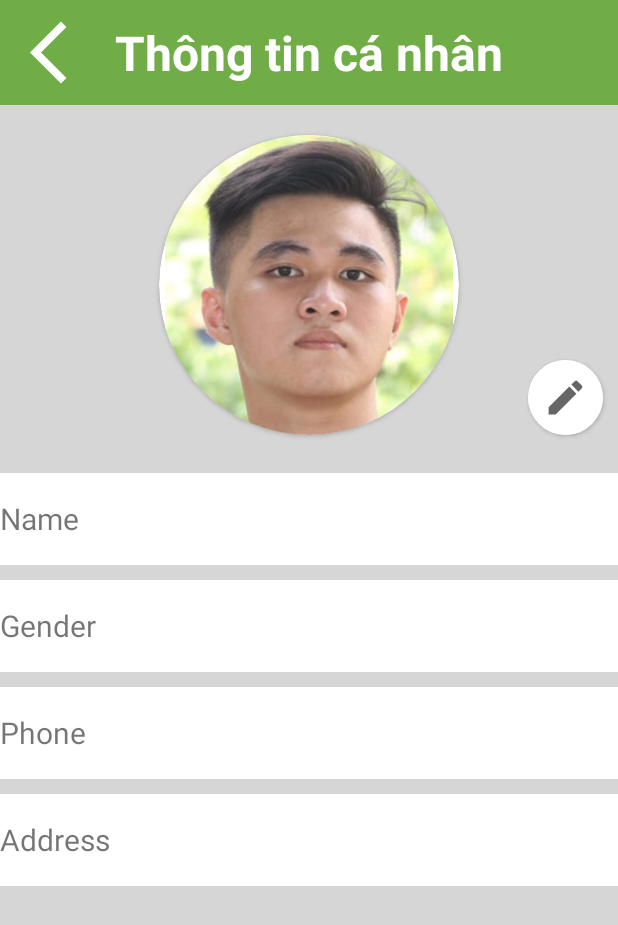
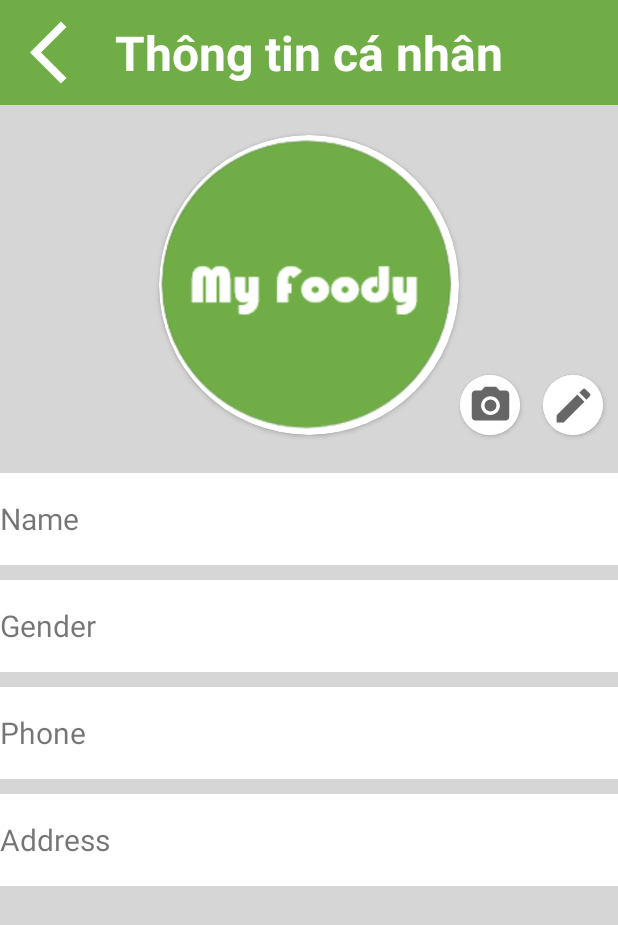
Before and after one commit to Pengi1806/MyFoody, an Android app: the ThongTinCaNhanActivity screen opened directly, with no data from a screen before it, on a phone screen of 412 x 824 dp. Shown: the top 925 px of the screen. Run offline under Robolectric (Android 15) with nearby library versions, the phone set to English and light mode, and no system bars.

Commit message:
Đã thao tác được với Blob (Photo)
Đã thao tác được với Blob (Photo)

```diff
--- a/app/src/main/AndroidManifest.xml
+++ b/app/src/main/AndroidManifest.xml
@@ -1,6 +1,8 @@
 <?xml version="1.0" encoding="utf-8"?>
 <manifest xmlns:android="http://schemas.android.com/apk/res/android"
     package="hcmute.edu.vn.myfoody">
+
+    <uses-permission android:name="android.permission.READ_EXTERNAL_STORAGE"/>
 
     <application
         android:allowBackup="true"
--- /dev/null
+++ b/app/src/main/res/drawable/ic_photo_camera.xml
@@ -0,0 +1,6 @@
+<vector android:height="30dp" android:tint="?attr/colorControlNormal"
+    android:viewportHeight="24" android:viewportWidth="24"
+    android:width="30dp" xmlns:android="http://schemas.android.com/apk/res/android">
+    <path android:fillColor="@android:color/white" android:pathData="M12,12m-3.2,0a3.2,3.2 0,1 1,6.4 0a3.2,3.2 0,1 1,-6.4 0"/>
+    <path android:fillColor="@android:color/white" android:pathData="M9,2L7.17,4L4,4c-1.1,0 -2,0.9 -2,2v12c0,1.1 0.9,2 2,2h16c1.1,0 2,-0.9 2,-2L22,6c0,-1.1 -0.9,-2 -2,-2h-3.17L15,2L9,2zM12,17c-2.76,0 -5,-2.24 -5,-5s2.24,-5 5,-5 5,2.24 5,5 -2.24,5 -5,5z"/>
+</vector>
--- a/app/src/main/res/layout/activity_thong_tin_ca_nhan.xml
+++ b/app/src/main/res/layout/activity_thong_tin_ca_nhan.xml
@@ -45,17 +45,36 @@
         app:layout_constraintRight_toRightOf="parent">
 
         <ImageView
-            android:id="@+id/imgThongTinCaNhan"
-            android:src="@drawable/capture"
-            android:layout_width="wrap_content"
-            android:layout_height="wrap_content" />
+            android:id="@+id/imgAvatar"
+            android:src="@drawable/logo"
+            android:layout_width="match_parent"
+            android:layout_height="match_parent" />
+    </androidx.cardview.widget.CardView>
+
+    <androidx.cardview.widget.CardView
+        android:id="@+id/containerImagePhoto"
+        android:layout_marginRight="15dp"
+        android:layout_width="40dp"
+        android:layout_height="40dp"
+        app:cardCornerRadius="25dp"
+        app:layout_constraintRight_toLeftOf="@+id/containerImageEdit"
+        app:layout_constraintBottom_toBottomOf="@+id/containerImageThongTinCaNhan">
+
+        <ImageButton
+            android:layout_alignParentRight="true"
+            android:layout_centerInParent="true"
+            android:id="@+id/imgPhoto"
+            android:src="@drawable/ic_photo_camera"
+            android:background="@color/white"
+            android:layout_width="match_parent"
+            android:layout_height="match_parent" />
     </androidx.cardview.widget.CardView>
 
     <androidx.cardview.widget.CardView
         android:id="@+id/containerImageEdit"
         android:layout_marginRight="10dp"
-        android:layout_width="50dp"
-        android:layout_height="50dp"
+        android:layout_width="40dp"
+        android:layout_height="40dp"
         app:cardCornerRadius="25dp"
         app:layout_constraintRight_toRightOf="parent"
         app:layout_constraintBottom_toBottomOf="@+id/containerImageThongTinCaNhan">
@@ -74,8 +93,8 @@
         android:id="@+id/containerImageConfirm"
         android:layout_marginRight="10dp"
         android:layout_marginBottom="10dp"
-        android:layout_width="50dp"
-        android:layout_height="50dp"
+        android:layout_width="40dp"
+        android:layout_height="40dp"
         app:cardCornerRadius="25dp"
         app:layout_constraintRight_toRightOf="parent"
         app:layout_constraintBottom_toTopOf="@+id/containerImageEdit">
@@ -94,8 +113,8 @@
         android:id="@+id/containerImageCancel"
         android:layout_marginRight="10dp"
         android:layout_marginBottom="10dp"
-        android:layout_width="50dp"
-        android:layout_height="50dp"
+        android:layout_width="40dp"
+        android:layout_height="40dp"
         app:cardCornerRadius="25dp"
         app:layout_constraintRight_toRightOf="parent"
         app:layout_constraintBottom_toTopOf="@+id/containerImageConfirm">
```
Also changed, not shown: app/src/main/java/hcmute/edu/vn/myfoody/Database.java (+20 -6 lines), app/src/main/java/hcmute/edu/vn/myfoody/ThongTinCaNhanActivity.java (+87 -0 lines).
